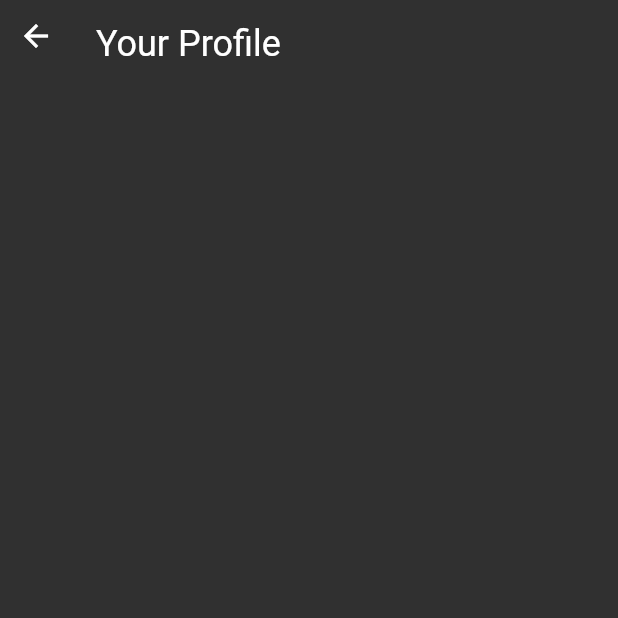
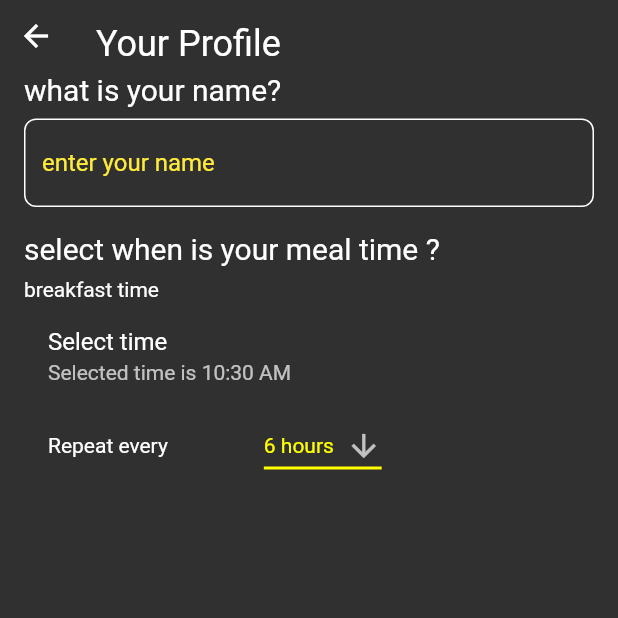
Before and after one commit to MeDoRa0/MyMeds, a Flutter app: the UserProfile screen opened by its route, on a phone screen of 412 x 824 dp, the top half of it. Run offline on Flutter 3.47's test engine with Material 2 defaults, Android fonts, the phone set to English and light mode, and no system bars; our stand-ins replace animated_text_kit, go_router, hive, hive_flutter; accounts and stored records are empty.

Commit message:
creat user profile form

```diff
--- a/lib/features/home/views/widgets/user_profile_body.dart
+++ b/lib/features/home/views/widgets/user_profile_body.dart
@@ -1,6 +1,7 @@
 import 'package:flutter/material.dart';
 import 'package:go_router/go_router.dart';
 import 'package:my_meds/features/home/views/widgets/custom_app_bar.dart';
+import 'package:my_meds/features/home/views/widgets/user_profile_form.dart';
 
 class UserProfileBody extends StatelessWidget {
   const UserProfileBody({super.key});
@@ -21,16 +22,9 @@ class UserProfileBody extends StatelessWidget {
               const CustomAppBar(title: 'Your Profile'),
             ],
           ),
+          const UserProfileForm(),
         ],
       ),
     );
   }
 }
-class UserProfileForm extends StatelessWidget {
-  const UserProfileForm({super.key});
-
-  @override
-  Widget build(BuildContext context) {
-    return const Placeholder();
-  }
-}
--- /dev/null
+++ b/lib/features/home/views/widgets/user_profile_form.dart
@@ -0,0 +1,58 @@
+import 'package:flutter/material.dart';
+import 'package:my_meds/core/utils/styles.dart';
+import 'package:my_meds/core/utils/widgets/custom_time_picker.dart';
+import 'package:my_meds/features/home/views/widgets/custom_text_filed.dart';
+
+class UserProfileForm extends StatefulWidget {
+  const UserProfileForm({super.key});
+
+  @override
+  State<UserProfileForm> createState() => _UserProfileFormState();
+}
+
+class _UserProfileFormState extends State<UserProfileForm> {
+  //we creat this because we use form
+  final GlobalKey<FormState> formKey = GlobalKey();
+  //we use this to vaildate user input
+  AutovalidateMode autovalidateMode = AutovalidateMode.disabled;
+  String? userName;
+  @override
+  Widget build(BuildContext context) {
+    return Padding(
+      padding: const EdgeInsets.symmetric(horizontal: 16),
+      child: Form(
+        key: formKey,
+        autovalidateMode: autovalidateMode,
+        child: Column(
+          crossAxisAlignment: CrossAxisAlignment.start,
+          children: [
+            const Text(
+              'what is your name?',
+              style: Styles.textStyle20,
+            ),
+            const SizedBox(
+              height: 8,
+            ),
+            CustomTextField(
+                onSaved: (value) {
+                  userName = value;
+                },
+                hint: 'enter your name'),
+            const SizedBox(
+              height: 16,
+            ),
+            const Text(
+              'select when is your meal time ?',
+              style: Styles.textStyle20,
+            ),
+            const SizedBox(
+              height: 8,
+            ),
+            const Text('breakfast time'),
+            const MyTimePicker(),
+          ],
+        ),
+      ),
+    );
+  }
+}
```
